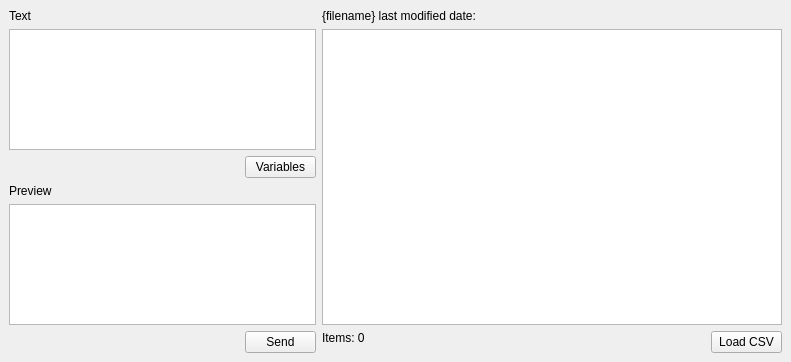
First picture: the form in ui/main_window.ui, repository RobbyDesrosiers/QuickText, before the edit.
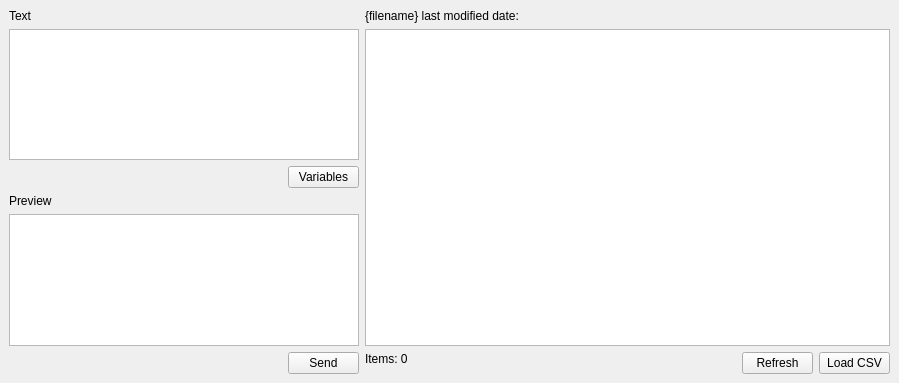
Second picture: the form after the edit. Custom widgets are drawn as their Qt base class.

Commit message: functioning startup screen added

What changed in the file:
```diff
--- a/ui/main_window.ui
+++ b/ui/main_window.ui
@@ -6,15 +6,15 @@
    <rect>
     <x>0</x>
     <y>0</y>
-    <width>791</width>
-    <height>362</height>
+    <width>899</width>
+    <height>383</height>
    </rect>
   </property>
   <property name="windowTitle">
    <string>MainWindow</string>
   </property>
   <widget class="QWidget" name="centralwidget">
-   <layout class="QGridLayout" name="gridLayout_4" rowstretch="0,0" columnstretch="2,3">
+   <layout class="QGridLayout" name="gridLayout_4" columnstretch="4,6">
     <item row="0" column="0">
      <layout class="QGridLayout" name="gridLayout_2">
       <item row="0" column="0">
@@ -51,6 +51,26 @@
     </item>
     <item row="0" column="1" rowspan="2">
      <layout class="QGridLayout" name="gridLayout_3">
+      <item row="0" column="0" colspan="2">
+       <widget class="QLabel" name="lbl_last_mod">
+        <property name="text">
+         <string>{filename} last modified date:</string>
+        </property>
+       </widget>
+      </item>
+      <item row="1" column="0" colspan="3">
+       <widget class="CsvTable" name="tbl_csv_viewer">
+        <property name="maximumSize">
+         <size>
+          <width>1200</width>
+          <height>16777215</height>
+         </size>
+        </property>
+        <property name="selectionBehavior">
+         <enum>QAbstractItemView::SelectRows</enum>
+        </property>
+       </widget>
+      </item>
       <item row="2" column="0">
        <widget class="QLabel" name="lbl_item">
         <property name="text">
@@ -62,6 +82,19 @@
        </widget>
       </item>
       <item row="2" column="1">
+       <widget class="QPushButton" name="btn_refresh">
+        <property name="maximumSize">
+         <size>
+          <width>71</width>
+          <height>16777215</height>
+         </size>
+        </property>
+        <property name="text">
+         <string>Refresh</string>
+        </property>
+       </widget>
+      </item>
+      <item row="2" column="2">
        <widget class="QPushButton" name="btn_csv_input">
         <property name="maximumSize">
          <size>
@@ -74,26 +107,6 @@
         </property>
        </widget>
       </item>
-      <item row="1" column="0" colspan="2">
-       <widget class="CsvTable" name="tbl_csv_viewer">
-        <property name="maximumSize">
-         <size>
-          <width>1200</width>
-          <height>16777215</height>
-         </size>
-        </property>
-        <property name="selectionBehavior">
-         <enum>QAbstractItemView::SelectRows</enum>
-        </property>
-       </widget>
-      </item>
-      <item row="0" column="0">
-       <widget class="QLabel" name="lbl_last_mod">
-        <property name="text">
-         <string>{filename} last modified date:</string>
-        </property>
-       </widget>
-      </item>
      </layout>
     </item>
     <item row="1" column="0">
```
Left out of the diff: 2 changed lines with no effect on the pictures. The commit also changes 6 other files.
